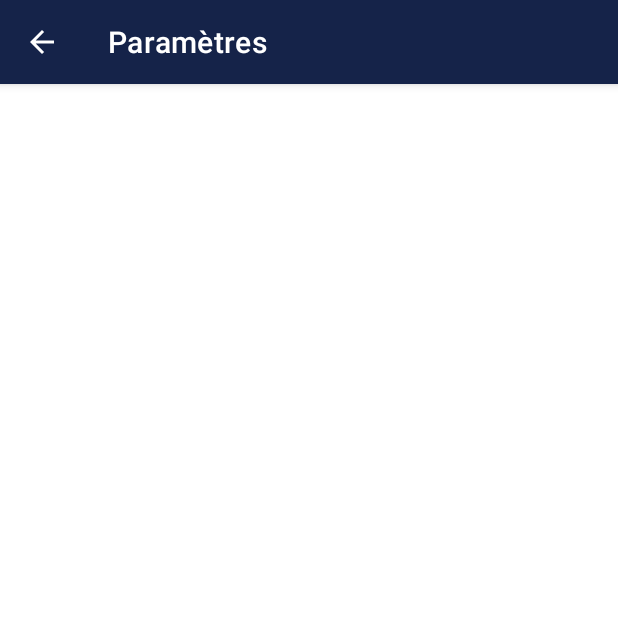
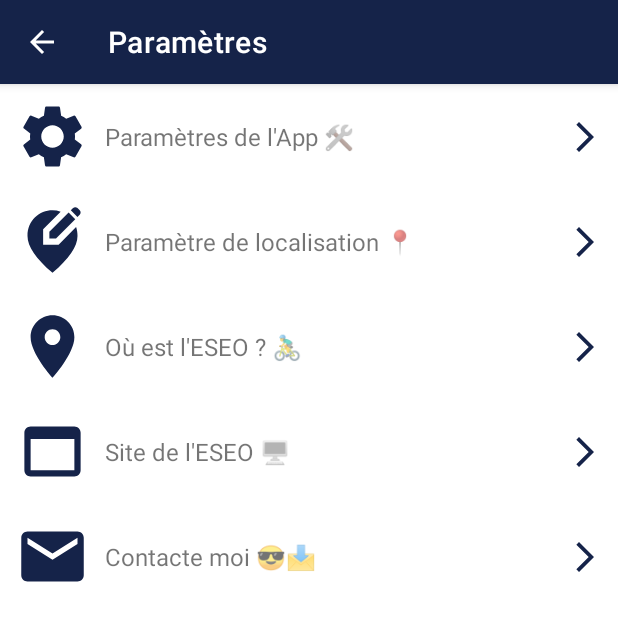
Before and after one commit to QuentinPin/projet_android_ESEO_S8_2021, an Android app: the SettingsActivity screen opened directly, with no data from a screen before it, on a phone screen of 412 x 824 dp. Shown: the top 621 px of the screen. Run offline under Robolectric (Android 15) with nearby library versions, the phone set to English and light mode, and no system bars.

Commit message:
RecyclerView Settings fini

```diff
--- /dev/null
+++ b/app/src/main/java/com/example/projet_android_eseo_s8_2021/data/model/recyclerview/ItemSetting.kt
@@ -0,0 +1,5 @@
+package com.example.projet_android_eseo_s8_2021.data.model.recyclerview
+
+class ItemSetting(var title: String, var icone: Int, var onClick: (()->Unit)) {
+
+}
--- a/app/src/main/java/com/example/projet_android_eseo_s8_2021/ui/settings/SettingsActivity.kt
+++ b/app/src/main/java/com/example/projet_android_eseo_s8_2021/ui/settings/SettingsActivity.kt
@@ -2,13 +2,14 @@ package com.example.projet_android_eseo_s8_2021.ui.settings
 
 import android.content.Context
 import android.content.Intent
+import android.net.Uri
+import android.os.Bundle
 import androidx.appcompat.app.AppCompatActivity
-import android.os.Bundle
-import android.view.animation.AnimationUtils
+import androidx.recyclerview.widget.LinearLayoutManager
 import com.example.projet_android_eseo_s8_2021.R
-import com.example.projet_android_eseo_s8_2021.databinding.ActivityMainBinding
+import com.example.projet_android_eseo_s8_2021.data.model.recyclerview.ItemSetting
 import com.example.projet_android_eseo_s8_2021.databinding.ActivitySettingsBinding
-import com.example.projet_android_eseo_s8_2021.ui.main.MainActivity
+import com.example.projet_android_eseo_s8_2021.ui.settings.adapter.SettingsListAdapter
 
 class SettingsActivity : AppCompatActivity() {
 
@@ -29,6 +30,45 @@ class SettingsActivity : AppCompatActivity() {
             setDisplayHomeAsUpEnabled(true)
             setDisplayShowHomeEnabled(true)
         }
+
+        var rvSettings = binding.settingsRecyclerview
+        rvSettings.layoutManager = LinearLayoutManager(this)
+        var arrayOfSetting = arrayOf(
+            ItemSetting(
+                getString(R.string.settings_of_the_app), R.drawable.ic_baseline_settings_24
+            ) {
+                val targetIntent = Intent().apply {
+                    action = android.provider.Settings.ACTION_APPLICATION_DETAILS_SETTINGS
+                }
+                val uri = Uri.fromParts("package", packageName, null)
+                targetIntent.data = uri
+                startActivity(targetIntent)
+            },
+            ItemSetting(
+                getString(R.string.settings_of_location), R.drawable.ic_baseline_edit_location_alt_24
+            ) {
+                val targetIntent = Intent().apply {
+                    action = android.provider.Settings.ACTION_LOCATION_SOURCE_SETTINGS
+                }
+                startActivity(targetIntent)
+            },
+            ItemSetting(
+                getString(R.string.where_is_eseo), R.drawable.ic_baseline_location_on_24
+            ) {
+                startActivity(Intent(Intent.ACTION_VIEW, Uri.parse("geo:47.4933589,-0.5508446")))
+            },
+            ItemSetting(
+                getString(R.string.eseo_website), R.drawable.ic_baseline_web_asset_24
+            ) {
+                startActivity(Intent(Intent.ACTION_VIEW, Uri.parse("https://eseo.fr/")))
+            },
+            ItemSetting(
+                getString(R.string.contacte_me), R.drawable.ic_baseline_email_24
+            ) {
+                startActivity(Intent(Intent.ACTION_SENDTO, Uri.fromParts("mailto", "quentin_pineau@reseau.eseo.fr", null)))
+            })
+
+        rvSettings.adapter = SettingsListAdapter(arrayOfSetting)
     }
 
     override fun onSupportNavigateUp(): Boolean {
--- /dev/null
+++ b/app/src/main/java/com/example/projet_android_eseo_s8_2021/ui/settings/adapter/SettingsListAdapter.kt
@@ -0,0 +1,41 @@
+package com.example.projet_android_eseo_s8_2021.ui.settings.adapter
+
+import android.view.LayoutInflater
+import android.view.View
+import android.view.ViewGroup
+import android.widget.ImageView
+import android.widget.TextView
+import androidx.recyclerview.widget.RecyclerView
+import com.example.projet_android_eseo_s8_2021.R
+import com.example.projet_android_eseo_s8_2021.data.model.recyclerview.ItemSetting
+
+class SettingsListAdapter(private var itemSettingArray: Array<ItemSetting>) :
+    RecyclerView.Adapter<SettingsListAdapter.ViewHolder>() {
+
+    class ViewHolder(itemView: View) : RecyclerView.ViewHolder(itemView) {
+        fun showItem(item: ItemSetting) {
+            itemView.findViewById<TextView>(R.id.settings_title).text = item.title
+            itemView.findViewById<ImageView>(R.id.settings_item_icone).setImageResource(item.icone)
+            itemView.setOnClickListener{
+                item.onClick()
+            }
+        }
+    }
+
+    // Retourne une « vue » / « layout » pour chaque élément de la liste
+    override fun onCreateViewHolder(parent: ViewGroup, viewType: Int): ViewHolder {
+        val view = LayoutInflater.from(parent.context).inflate(R.layout.item_settings_list, parent, false)
+        return ViewHolder(
+            view
+        )
+    }
+
+    override fun getItemCount(): Int {
+        return itemSettingArray.size
+    }
+
+    // Connect la vue ET la données
+    override fun onBindViewHolder(holder: ViewHolder, position: Int) {
+        holder.showItem(itemSettingArray[position])
+    }
+}
--- /dev/null
+++ b/app/src/main/res/drawable/ic_baseline_arrow_forward_ios_24.xml
@@ -0,0 +1,5 @@
+<vector android:autoMirrored="true" android:height="24dp"
+    android:tint="#152349" android:viewportHeight="24"
+    android:viewportWidth="24" android:width="24dp" xmlns:android="http://schemas.android.com/apk/res/android">
+    <path android:fillColor="@android:color/white" android:pathData="M6.23,20.23l1.77,1.77l10,-10l-10,-10l-1.77,1.77l8.23,8.23z"/>
+</vector>
--- /dev/null
+++ b/app/src/main/res/drawable/ic_baseline_edit_location_alt_24.xml
@@ -0,0 +1,7 @@
+<vector android:height="24dp" android:tint="#152349"
+    android:viewportHeight="24" android:viewportWidth="24"
+    android:width="24dp" xmlns:android="http://schemas.android.com/apk/res/android">
+    <path android:fillColor="@android:color/white" android:pathData="M13.95,13H9V8.05l5.61,-5.61C13.78,2.16 12.9,2 12,2c-4.2,0 -8,3.22 -8,8.2c0,3.32 2.67,7.25 8,11.8c5.33,-4.55 8,-8.48 8,-11.8c0,-1.01 -0.16,-1.94 -0.45,-2.8L13.95,13z"/>
+    <path android:fillColor="@android:color/white" android:pathData="M11,11l2.12,0l6.16,-6.16l-2.12,-2.12l-6.16,6.16z"/>
+    <path android:fillColor="@android:color/white" android:pathData="M20.71,2L20,1.29C19.8,1.1 19.55,1 19.29,1c-0.13,0 -0.48,0.07 -0.71,0.29l-0.72,0.72l2.12,2.12l0.72,-0.72C21.1,3.02 21.1,2.39 20.71,2z"/>
+</vector>
--- /dev/null
+++ b/app/src/main/res/drawable/ic_baseline_email_24.xml
@@ -0,0 +1,5 @@
+<vector android:height="24dp" android:tint="#152349"
+    android:viewportHeight="24" android:viewportWidth="24"
+    android:width="24dp" xmlns:android="http://schemas.android.com/apk/res/android">
+    <path android:fillColor="@android:color/white" android:pathData="M20,4L4,4c-1.1,0 -1.99,0.9 -1.99,2L2,18c0,1.1 0.9,2 2,2h16c1.1,0 2,-0.9 2,-2L22,6c0,-1.1 -0.9,-2 -2,-2zM20,8l-8,5 -8,-5L4,6l8,5 8,-5v2z"/>
+</vector>
--- /dev/null
+++ b/app/src/main/res/drawable/ic_baseline_location_on_24.xml
@@ -0,0 +1,5 @@
+<vector android:height="24dp" android:tint="#152349"
+    android:viewportHeight="24" android:viewportWidth="24"
+    android:width="24dp" xmlns:android="http://schemas.android.com/apk/res/android">
+    <path android:fillColor="@android:color/white" android:pathData="M12,2C8.13,2 5,5.13 5,9c0,5.25 7,13 7,13s7,-7.75 7,-13c0,-3.87 -3.13,-7 -7,-7zM12,11.5c-1.38,0 -2.5,-1.12 -2.5,-2.5s1.12,-2.5 2.5,-2.5 2.5,1.12 2.5,2.5 -1.12,2.5 -2.5,2.5z"/>
+</vector>
--- /dev/null
+++ b/app/src/main/res/drawable/ic_baseline_web_asset_24.xml
@@ -0,0 +1,5 @@
+<vector android:height="24dp" android:tint="#152349"
+    android:viewportHeight="24" android:viewportWidth="24"
+    android:width="24dp" xmlns:android="http://schemas.android.com/apk/res/android">
+    <path android:fillColor="@android:color/white" android:pathData="M19,4L5,4c-1.11,0 -2,0.9 -2,2v12c0,1.1 0.89,2 2,2h14c1.1,0 2,-0.9 2,-2L21,6c0,-1.1 -0.89,-2 -2,-2zM19,18L5,18L5,8h14v10z"/>
+</vector>
--- a/app/src/main/res/layout/activity_settings.xml
+++ b/app/src/main/res/layout/activity_settings.xml
@@ -6,4 +6,13 @@
     android:layout_height="match_parent"
     tools:context=".ui.settings.SettingsActivity">
 
+    <androidx.recyclerview.widget.RecyclerView
+        android:id="@+id/settings_recyclerview"
+        android:layout_width="match_parent"
+        android:layout_height="match_parent"
+        app:layout_constraintTop_toTopOf="parent"
+        app:layout_constraintBottom_toBottomOf="parent">
+
+    </androidx.recyclerview.widget.RecyclerView>
+
 </androidx.constraintlayout.widget.ConstraintLayout>
--- /dev/null
+++ b/app/src/main/res/layout/item_settings_list.xml
@@ -0,0 +1,31 @@
+<?xml version="1.0" encoding="utf-8"?>
+<androidx.constraintlayout.widget.ConstraintLayout xmlns:android="http://schemas.android.com/apk/res/android"
+    xmlns:app="http://schemas.android.com/apk/res-auto"
+    android:layout_width="match_parent"
+    android:layout_height="wrap_content"
+    android:padding="10dp">
+
+    <ImageView
+        android:id="@+id/settings_item_icone"
+        android:layout_width="50dp"
+        android:layout_height="50dp"
+        android:src="@drawable/ic_baseline_settings_24"
+        app:layout_constraintStart_toStartOf="parent"
+        app:layout_constraintEnd_toStartOf="@id/settings_title"
+        app:layout_constraintBottom_toBottomOf="parent"/>
+
+    <TextView
+        android:id="@+id/settings_title"
+        android:layout_width="0dp"
+        android:layout_height="wrap_content"
+        android:text="@string/app_name"
+        android:textSize="16sp"
+        android:layout_marginStart="10dp"
+        android:gravity="center_vertical"
+        app:layout_constraintTop_toTopOf="parent"
+        app:layout_constraintStart_toEndOf="@+id/settings_item_icone"
+        app:layout_constraintBottom_toBottomOf="parent"
+        app:layout_constraintEnd_toEndOf="parent"
+        app:drawableEndCompat="@drawable/ic_baseline_arrow_forward_ios_24" />
+
+</androidx.constraintlayout.widget.ConstraintLayout>
--- a/app/src/main/res/values/strings.xml
+++ b/app/src/main/res/values/strings.xml
@@ -6,4 +6,9 @@
     <string name="localisation">Localisation</string>
     <string name="history_of_positions">Historique des positions</string>
     <string name="historical">Historique</string>
+    <string name="settings_of_the_app">Paramètres de l\'App 🛠</string>
+    <string name="settings_of_location">Paramètre de localisation 📍</string>
+    <string name="where_is_eseo">Où est l\'ESEO ? 🚴‍♂</string>
+    <string name="eseo_website">Site de l\'ESEO 🖥</string>
+    <string name="contacte_me">Contacte moi 😎📩</string>
 </resources>
```
